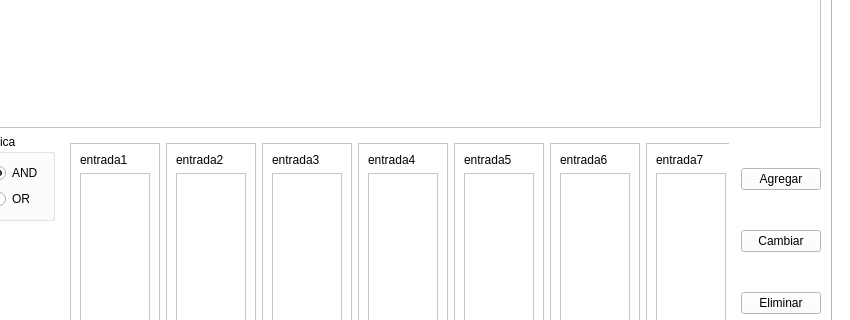
The window that Main aplication/VentanaPrincipal.ui (ezalorpro/LaboratorioDeControl) describes before a commit, drawn with Qt 5; both pictures show x 261 to 1111 and y 206 to 526 of the 1111 by 661 pixel window.
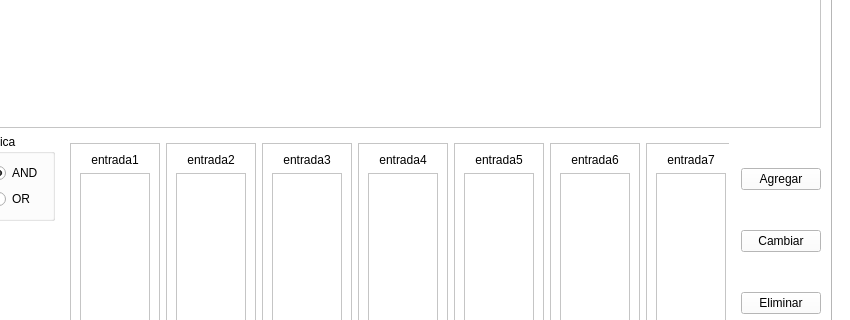
The same window after the commit. The open tabs and pages were chosen to show the change. Custom widgets are drawn as their Qt base class.

Patch:
```diff
--- a/Main aplication/VentanaPrincipal.ui
+++ b/Main aplication/VentanaPrincipal.ui
@@ -3370,7 +3370,7 @@
                 <widget class="QWidget" name="scrollAreaWidgetContents">
                  <property name="geometry">
                   <rect>
-                   <x>-842</x>
+                   <x>-757</x>
                    <y>0</y>
                    <width>2034</width>
                    <height>259</height>
@@ -3402,7 +3402,7 @@
                          <item>
                           <widget class="QLabel" name="inlabel1">
                            <property name="sizePolicy">
-                            <sizepolicy hsizetype="Fixed" vsizetype="Preferred">
+                            <sizepolicy hsizetype="Ignored" vsizetype="Preferred">
                              <horstretch>0</horstretch>
                              <verstretch>0</verstretch>
                             </sizepolicy>
@@ -3410,6 +3410,9 @@
                            <property name="text">
                             <string>entrada1</string>
                            </property>
+                           <property name="alignment">
+                            <set>Qt::AlignCenter</set>
+                           </property>
                           </widget>
                          </item>
                          <item>
@@ -3463,7 +3466,7 @@
                          <item>
                           <widget class="QLabel" name="inlabel2">
                            <property name="sizePolicy">
-                            <sizepolicy hsizetype="Fixed" vsizetype="Preferred">
+                            <sizepolicy hsizetype="Ignored" vsizetype="Preferred">
                              <horstretch>0</horstretch>
                              <verstretch>0</verstretch>
                             </sizepolicy>
@@ -3471,6 +3474,9 @@
                            <property name="text">
                             <string>entrada2</string>
                            </property>
+                           <property name="alignment">
+                            <set>Qt::AlignCenter</set>
+                           </property>
                           </widget>
                          </item>
                          <item>
@@ -3521,7 +3527,7 @@
                          <item>
                           <widget class="QLabel" name="inlabel3">
                            <property name="sizePolicy">
-                            <sizepolicy hsizetype="Fixed" vsizetype="Preferred">
+                            <sizepolicy hsizetype="Ignored" vsizetype="Preferred">
                              <horstretch>0</horstretch>
                              <verstretch>0</verstretch>
                             </sizepolicy>
@@ -3529,6 +3535,9 @@
                            <property name="text">
                             <string>entrada3</string>
                            </property>
+                           <property name="alignment">
+                            <set>Qt::AlignCenter</set>
+                           </property>
                           </widget>
                          </item>
                          <item>
@@ -3579,7 +3588,7 @@
                          <item>
                           <widget class="QLabel" name="inlabel4">
                            <property name="sizePolicy">
-                            <sizepolicy hsizetype="Fixed" vsizetype="Preferred">
+                            <sizepolicy hsizetype="Ignored" vsizetype="Preferred">
                              <horstretch>0</horstretch>
                              <verstretch>0</verstretch>
                             </sizepolicy>
@@ -3587,6 +3596,9 @@
                            <property name="text">
                             <string>entrada4</string>
                            </property>
+                           <property name="alignment">
+                            <set>Qt::AlignCenter</set>
+                           </property>
                           </widget>
                          </item>
                          <item>
@@ -3637,7 +3649,7 @@
                          <item>
                           <widget class="QLabel" name="inlabel5">
                            <property name="sizePolicy">
-                            <sizepolicy hsizetype="Fixed" vsizetype="Preferred">
+                            <sizepolicy hsizetype="Ignored" vsizetype="Preferred">
                              <horstretch>0</horstretch>
                              <verstretch>0</verstretch>
                             </sizepolicy>
@@ -3645,6 +3657,9 @@
                            <property name="text">
                             <string>entrada5</string>
                            </property>
+                           <property name="alignment">
+                            <set>Qt::AlignCenter</set>
+                           </property>
                           </widget>
                          </item>
                          <item>
@@ -3695,7 +3710,7 @@
                          <item>
                           <widget class="QLabel" name="inlabel6">
                            <property name="sizePolicy">
-                            <sizepolicy hsizetype="Fixed" vsizetype="Preferred">
+                            <sizepolicy hsizetype="Ignored" vsizetype="Preferred">
                              <horstretch>0</horstretch>
                              <verstretch>0</verstretch>
                             </sizepolicy>
@@ -3703,6 +3718,9 @@
                            <property name="text">
                             <string>entrada6</string>
                            </property>
+                           <property name="alignment">
+                            <set>Qt::AlignCenter</set>
+                           </property>
                           </widget>
                          </item>
                          <item>
@@ -3753,7 +3771,7 @@
                          <item>
                           <widget class="QLabel" name="inlabel7">
                            <property name="sizePolicy">
-                            <sizepolicy hsizetype="Fixed" vsizetype="Preferred">
+                            <sizepolicy hsizetype="Ignored" vsizetype="Preferred">
                              <horstretch>0</horstretch>
                              <verstretch>0</verstretch>
                             </sizepolicy>
@@ -3761,6 +3779,9 @@
                            <property name="text">
                             <string>entrada7</string>
                            </property>
+                           <property name="alignment">
+                            <set>Qt::AlignCenter</set>
+                           </property>
                           </widget>
                          </item>
                          <item>
```
Left out of the diff: 85 changed lines with no effect on the pictures.
